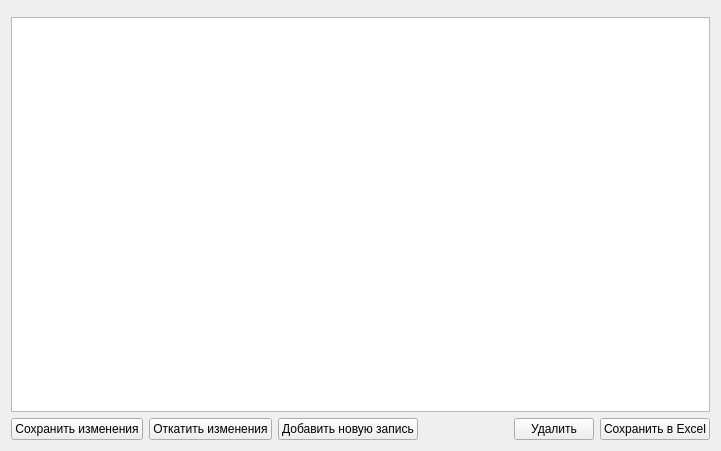
Before: the Qt Designer form TournamentManager/sqltablemanager.ui in BarsukAlexey/xelarogi, drawn with Qt 5.
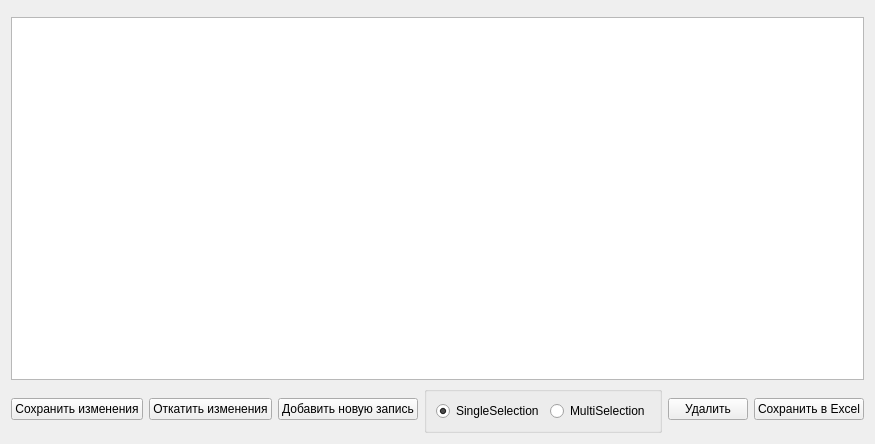
After: the same form once the commit is applied.

Patch:
```diff
--- a/TournamentManager/sqltablemanager.ui
+++ b/TournamentManager/sqltablemanager.ui
@@ -6,8 +6,8 @@
    <rect>
     <x>0</x>
     <y>0</y>
-    <width>721</width>
-    <height>451</height>
+    <width>815</width>
+    <height>444</height>
    </rect>
   </property>
   <layout class="QGridLayout" name="gridLayout">
@@ -74,6 +74,32 @@
        </property>
       </spacer>
      </item>
+     <item>
+      <widget class="QGroupBox" name="groupBox">
+       <property name="title">
+        <string/>
+       </property>
+       <layout class="QHBoxLayout" name="horizontalLayout_2">
+        <item>
+         <widget class="QRadioButton" name="radioButtonSingleSelection">
+          <property name="text">
+           <string>SingleSelection</string>
+          </property>
+          <property name="checked">
+           <bool>true</bool>
+          </property>
+         </widget>
+        </item>
+        <item>
+         <widget class="QRadioButton" name="radioButtonMultiSelection">
+          <property name="text">
+           <string>MultiSelection</string>
+          </property>
+         </widget>
+        </item>
+       </layout>
+      </widget>
+     </item>
      <item>
       <spacer name="horizontalSpacer_2">
        <property name="orientation">
```
Left out of the diff: 2 changed lines with no effect on the pictures.
